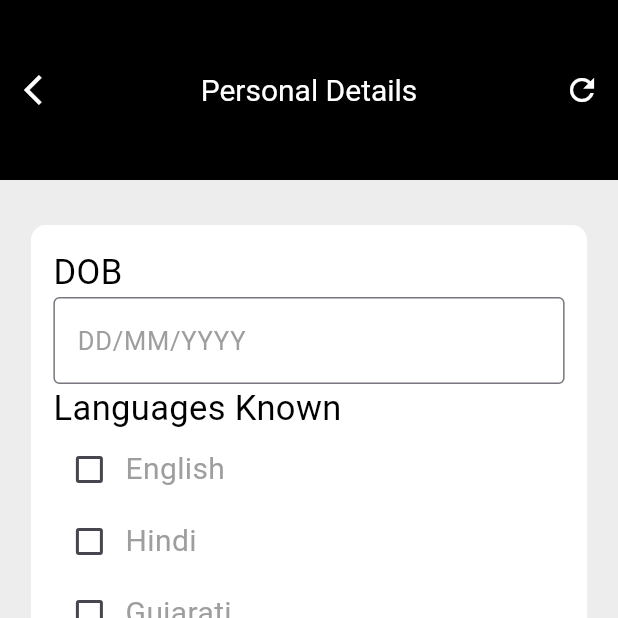
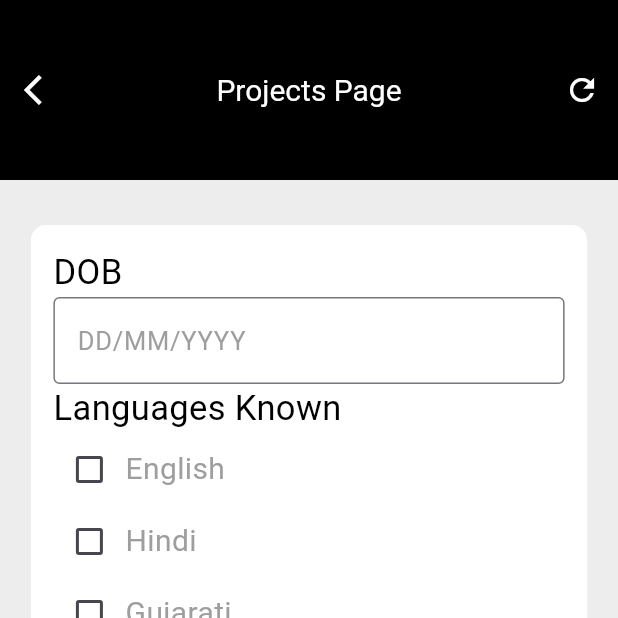
Before and after one commit to prince-buha/resume_building_app_core_flutter, a Flutter app: the projects screen opened by its route, on a phone screen of 412 x 824 dp, the top half of it. Run offline on Flutter 3.47's test engine with Material 3 defaults, Android fonts, the phone set to English and light mode, and no system bars; our stand-ins replace image_picker.

Commit message:
Update projects.dart

```diff
--- a/lib/screens/projects.dart
+++ b/lib/screens/projects.dart
@@ -44,7 +44,7 @@ class _projectsState extends State<projects> {
           ),
         ),
         title: Text(
-          "Personal Details",
+          "Projects Page",
           style: TextStyle(
             color: Globals.textColor,
             fontSize: 20,
```
